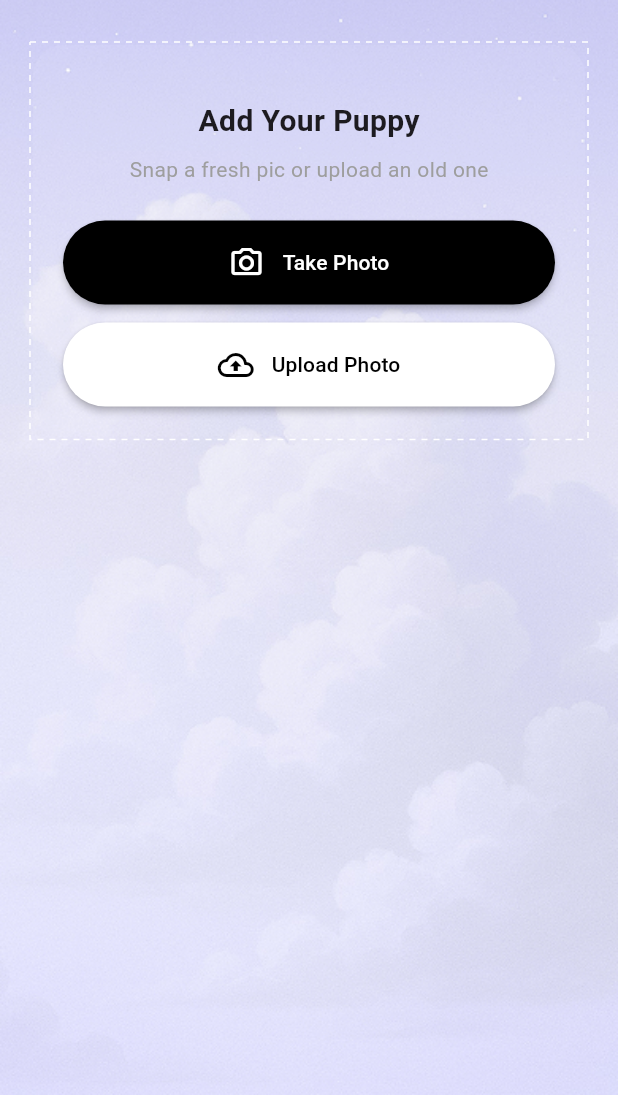
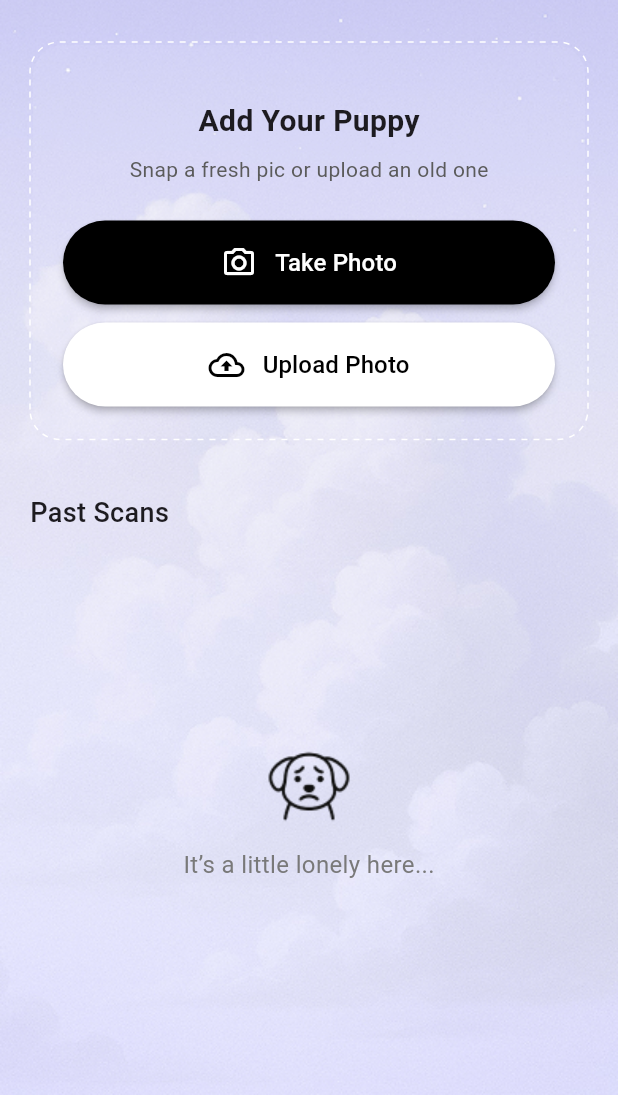
Before and after one commit to nurulid/puppy-scan, a Flutter app: the screen it shows after launch, on a phone screen of 412 x 824 dp, the part 141-1236 px from its top. Run offline on Flutter 3.47's test engine with Material 3 defaults, Android fonts, the phone set to English and light mode, and no system bars; drawn by our look-alikes of dotted_border; missing offline and left inert: before_after.

Commit message:
update home

```diff
--- a/lib/screens/home/home.dart
+++ b/lib/screens/home/home.dart
@@ -23,6 +23,7 @@ class Home extends StatelessWidget {
                   const Logo(),
                   const SizedBox(height: 24),
                   DottedBorder(
+                    borderType: BorderType.RRect,
                     radius: Radius.circular(20),
                     color: Colors.white,
                     dashPattern: [4],
@@ -47,7 +48,7 @@ class Home extends StatelessWidget {
                                 SizedBox(height: 8),
                                 Text(
                                   'Snap a fresh pic or upload an old one',
-                                  style: TextStyle(color: Colors.grey),
+                                  style: TextStyle(color: Color(0xFF5B5B5B)),
                                 ),
                               ],
                             ),
@@ -60,7 +61,10 @@ class Home extends StatelessWidget {
                               children: [
                                 Icon(Icons.camera_alt_outlined, size: 24),
                                 SizedBox(width: 12),
-                                Text('Take Photo'),
+                                Text(
+                                  'Take Photo',
+                                  style: TextStyle(fontSize: 16),
+                                ),
                               ],
                             ),
                           ),
@@ -72,8 +76,43 @@ class Home extends StatelessWidget {
                               children: [
                                 Icon(Icons.cloud_upload_outlined, size: 24),
                                 SizedBox(width: 12),
-                                Text('Upload Photo'),
+                                Text(
+                                  'Upload Photo',
+                                  style: TextStyle(fontSize: 16),
+                                ),
                               ],
+                            ),
+                          ),
+                        ],
+                      ),
+                    ),
+                  ),
+                  Padding(
+                    padding: EdgeInsets.fromLTRB(0, 36, 0, 16),
+                    child: Align(
+                      alignment: Alignment.centerLeft,
+                      child: Text(
+                        'Past Scans',
+                        style: TextStyle(
+                          fontSize: 18,
+                          fontWeight: FontWeight.w500,
+                        ),
+                      ),
+                    ),
+                  ),
+                  Container(
+                    constraints: BoxConstraints(
+                      minHeight: MediaQuery.of(context).size.height * 0.4,
+                    ),
+                    child: Center(
+                      child: Column(
+                        children: [
+                          Image.asset('assets/puppy_sad.png'),
+                          const Text(
+                            'It’s a little lonely here...',
+                            style: TextStyle(
+                              fontSize: 16,
+                              color: Color(0xFF797979),
                             ),
                           ),
                         ],
--- a/lib/screens/slider/slider.dart
+++ b/lib/screens/slider/slider.dart
@@ -107,7 +107,10 @@ class _SliderScState extends State<SliderSc> {
                             children: [
                               Icon(Icons.apple, size: 24),
                               SizedBox(width: 12),
-                              Text('Continue with Apple'),
+                              Text(
+                                'Continue with Apple',
+                                style: TextStyle(fontSize: 16),
+                              ),
                             ],
                           ),
                         ),
@@ -119,7 +122,10 @@ class _SliderScState extends State<SliderSc> {
                             children: [
                               Image.asset('assets/google_icon.png', width: 24),
                               const SizedBox(width: 12),
-                              const Text('Continue with Google'),
+                              const Text(
+                                'Continue with Google',
+                                style: TextStyle(fontSize: 16),
+                              ),
                             ],
                           ),
                         ),
--- a/pubspec.yaml
+++ b/pubspec.yaml
@@ -72,6 +72,7 @@ flutter:
     - assets/puppy_before.png
     - assets/puppy_after.png
     - assets/thumb.png
+    - assets/puppy_sad.png
 
   # An image asset can refer to one or more resolution-specific "variants", see
   # https://flutter.dev/to/resolution-aware-images
```
Also changed, not shown: assets/puppy_sad.png (added).
